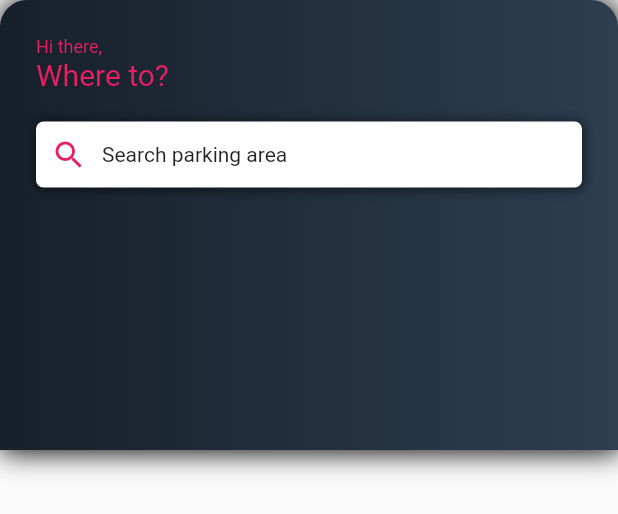
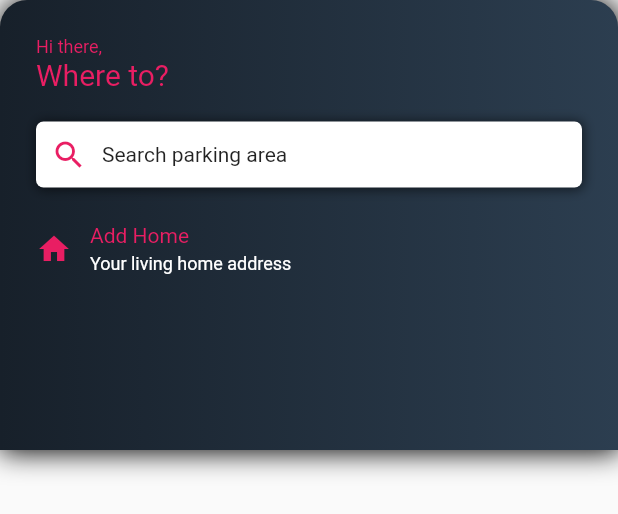
Before and after one commit to Medhat-Ahmed-15/Graduation_Project, a Flutter app: the SearchParkingAreaCard widget shown alone on an empty page, opened directly, on a phone screen of 412 x 824 dp. Shown: the top 514 px of the screen. Run offline on Flutter 3.47's test engine with Material 2 defaults, Android fonts, the phone set to English and light mode, and no system bars; our stand-ins replace geolocator, google_maps_flutter, shared_preferences; accounts and stored records are empty; network calls fail; Roboto replaces fonts that are missing (Brand-semibold).

Commit message:
added search screen plus provider for all the address data 1-20-2022

```diff
--- a/lib/Screens/mapScreen.dart
+++ b/lib/Screens/mapScreen.dart
@@ -4,7 +4,9 @@ import 'dart:async';
 import 'package:geolocator/geolocator.dart';
 import 'package:flutter/material.dart';
 import 'package:google_maps_flutter/google_maps_flutter.dart';
+import 'package:graduation_project/providers/address_data_provider.dart';
 import 'package:graduation_project/widgets/dividerWidget.dart';
+import 'package:provider/provider.dart';
 import 'package:graduation_project/widgets/floatingHamburgerButton.dart';
 import 'package:graduation_project/widgets/main_drawer.dart';
 import 'package:graduation_project/widgets/searchParkingArea_card.dart';
@@ -48,6 +50,11 @@ class _MapScreenState extends State<MapScreen> {
     //updating the camera position
     newGoogleMapController
         .animateCamera(CameraUpdate.newCameraPosition(cameraPosition));
+
+    //converting latlng to readable addresses
+    String address =
+        await Provider.of<AddressDataProvider>(context, listen: false)
+            .convertToReadableAddress(position, context);
   }
 
   @override
@@ -79,7 +86,7 @@ class _MapScreenState extends State<MapScreen> {
               locatePosition();
             },
           ),
-          FloatingHamburgerButton(scaffoldKey),
+          //FloatingHamburgerButton(scaffoldKey),
           SearchParkingAreaCard()
         ],
       ),
--- /dev/null
+++ b/lib/map_key.dart
@@ -0,0 +1 @@
+String mapKey = 'AIzaSyBR8Aa517A9PjaHoBphSVJgiGs_7745HyQ';
--- /dev/null
+++ b/lib/models/address.dart
@@ -0,0 +1,14 @@
+class Address {
+  String placeFormattedAddress;
+  String placeName;
+  String placeId;
+  double latitude;
+  double longitude;
+
+  Address(
+      {this.placeFormattedAddress,
+      this.placeName,
+      this.placeId,
+      this.latitude,
+      this.longitude});
+}
--- a/lib/providers/auth_provider.dart
+++ b/lib/providers/auth_provider.dart
@@ -1,6 +1,7 @@
 import 'dart:async';
 import 'dart:convert';
 import 'package:flutter/material.dart';
+import 'package:graduation_project/map_key.dart';
 import 'package:graduation_project/models/UserInfo.dart';
 import 'package:graduation_project/models/http_exception.dart';
 import 'package:http/http.dart' as http;
@@ -64,7 +65,7 @@ class AuthProvider with ChangeNotifier {
       String credit_card_number,
       String expiration_date) async {
     String url =
-        'https://identitytoolkit.googleapis.com/v1/accounts:$urlSegment?key=AIzaSyBR8Aa517A9PjaHoBphSVJgiGs_7745HyQ';
+        'https://identitytoolkit.googleapis.com/v1/accounts:$urlSegment?key=$mapKey';
 
     try {
       final response = await http.post(url,
--- a/lib/widgets/searchParkingArea_card.dart
+++ b/lib/widgets/searchParkingArea_card.dart
@@ -1,6 +1,10 @@
 // ignore_for_file: file_names
 
 import 'package:flutter/material.dart';
+import 'package:graduation_project/Screens/searchScreen.dart';
+import 'package:graduation_project/providers/address_data_provider.dart';
+
+import 'package:provider/provider.dart';
 
 class SearchParkingAreaCard extends StatelessWidget {
   @override
@@ -68,11 +72,16 @@ class SearchParkingAreaCard extends StatelessWidget {
                     )
                   ],
                 ),
+                child: GestureDetector(
+                  onTap: () {
+                    Navigator.of(context).pushNamed(SearchScreen.routeName);
+                  },
                   child: Padding(
                     padding: const EdgeInsets.all(10.0),
                     child: Row(
                       children: [
-                      Icon(Icons.search, color: Theme.of(context).primaryColor),
+                        Icon(Icons.search,
+                            color: Theme.of(context).primaryColor),
                         const SizedBox(
                           width: 10.0,
                         ),
@@ -81,8 +90,45 @@ class SearchParkingAreaCard extends StatelessWidget {
                     ),
                   ),
                 ),
+              ),
               const SizedBox(
                 height: 24.0,
+              ),
+              Row(
+                children: [
+                  Icon(
+                    Icons.home,
+                    color: Theme.of(context).primaryColor,
+                  ),
+                  const SizedBox(
+                    width: 12.0,
+                  ),
+                  Column(
+                    crossAxisAlignment: CrossAxisAlignment.start,
+                    children: [
+                      Text(
+                        Provider.of<AddressDataProvider>(context)
+                                    .pickUpLocation !=
+                                null
+                            ? Provider.of<AddressDataProvider>(context)
+                                .pickUpLocation
+                                .placeName
+                            : 'Add Home',
+                        style: TextStyle(color: Theme.of(context).primaryColor),
+                      ),
+                      const SizedBox(
+                        height: 4.0,
+                      ),
+                      const Text(
+                        'Your living home address',
+                        style: TextStyle(color: Colors.white, fontSize: 12.0),
+                      ),
+                    ],
+                  )
+                ],
+              ),
+              const SizedBox(
+                height: 10.0,
               ),
             ],
           ),
--- a/pubspec.yaml
+++ b/pubspec.yaml
@@ -75,6 +75,8 @@ flutter:
     - assets/images/facebook.png
     - assets/images/google.png
     - assets/images/person.png
+    - assets/images/pickicon.png
+    - assets/images/desticon.png
 
   # An image asset can refer to one or more resolution-specific "variants", see
   # https://flutter.dev/assets-and-images/#resolution-aware.
```
Also changed, not shown: lib/Screens/searchScreen.dart (added, +222 -0 lines), lib/main.dart (+11 -1 lines), lib/models/placePridictions copy.dart (added, +16 -0 lines), lib/models/placePridictions.dart (added, +16 -0 lines), lib/providers/address_data_provider.dart (added, +72 -0 lines), lib/widgets/predictionTile.dart (added, +67 -0 lines), assets/images/desticon.png (added), assets/images/pickicon.png (added). Lines whose indentation alone changed are shown as unchanged.
